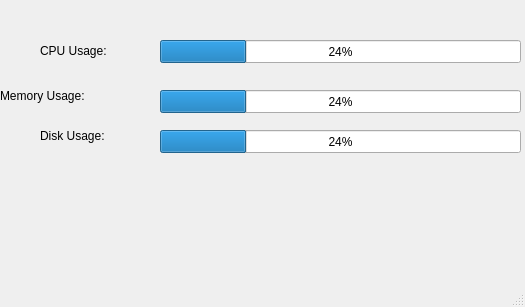
The window that mainwindow.ui (lucassmoro/cpu-monitoring) describes before a commit, drawn with Qt 5.
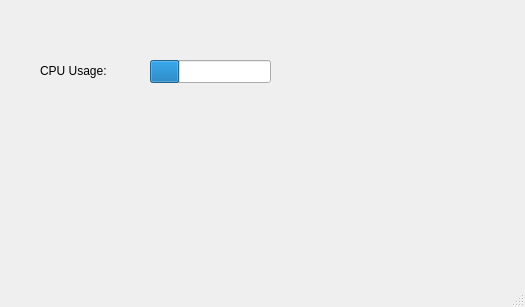
The same window after the commit.

Commit message: fixed: removed problematic porcentage number

Diff of the .ui file:
```diff
--- a/mainwindow.ui
+++ b/mainwindow.ui
@@ -18,8 +18,8 @@
     <property name="geometry">
      <rect>
       <x>40</x>
-      <y>30</y>
-      <width>171</width>
+      <y>50</y>
+      <width>111</width>
       <height>41</height>
      </rect>
     </property>
@@ -30,79 +30,35 @@
      <string>CPU Usage:</string>
     </property>
    </widget>
-   <widget class="QLabel" name="label_3">
-    <property name="geometry">
-     <rect>
-      <x>0</x>
-      <y>70</y>
-      <width>161</width>
-      <height>51</height>
-     </rect>
+   <widget class="QProgressBar" name="progressBar_6">
+    <property name="enabled">
+     <bool>true</bool>
     </property>
-    <property name="styleSheet">
-     <string notr="true">QLabel{
-	font: 700 16pt &quot;Segoe UI&quot;;
-}</string>
-    </property>
-    <property name="text">
-     <string>Memory Usage:</string>
-    </property>
-   </widget>
-   <widget class="QProgressBar" name="progressBar_2">
     <property name="geometry">
      <rect>
-      <x>160</x>
-      <y>90</y>
-      <width>361</width>
+      <x>150</x>
+      <y>60</y>
+      <width>121</width>
       <height>23</height>
      </rect>
     </property>
     <property name="value">
      <number>24</number>
     </property>
-   </widget>
-   <widget class="QProgressBar" name="progressBar_3">
-    <property name="geometry">
-     <rect>
-      <x>160</x>
-      <y>40</y>
-      <width>361</width>
-      <height>23</height>
-     </rect>
+    <property name="textVisible">
+     <bool>false</bool>
     </property>
-    <property name="value">
-     <number>24</number>
+    <property name="orientation">
+     <enum>Qt::Horizontal</enum>
     </property>
-   </widget>
-   <widget class="QLabel" name="label_4">
-    <property name="geometry">
-     <rect>
-      <x>40</x>
-      <y>110</y>
-      <width>161</width>
-      <height>51</height>
-     </rect>
+    <property name="invertedAppearance">
+     <bool>false</bool>
     </property>
-    <property name="styleSheet">
-     <string notr="true">QLabel{
-	font: 700 16pt &quot;Segoe UI&quot;;
-}</string>
+    <property name="textDirection">
+     <enum>QProgressBar::TopToBottom</enum>
     </property>
-    <property name="text">
-     <string>Disk Usage:</string>
-    </property>
-   </widget>
-   <widget class="QProgressBar" name="progressBar_4">
-    <property name="geometry">
-     <rect>
-      <x>160</x>
-      <y>130</y>
-      <width>361</width>
-      <height>23</height>
-     </rect>
-    </property>
-    <property name="value">
-     <number>24</number>
+    <property name="format">
+     <string>%p%</string>
     </property>
    </widget>
   </widget>
```
Left out of the diff: 2 changed lines with no effect on the pictures. The commit also changes 1 other file.
